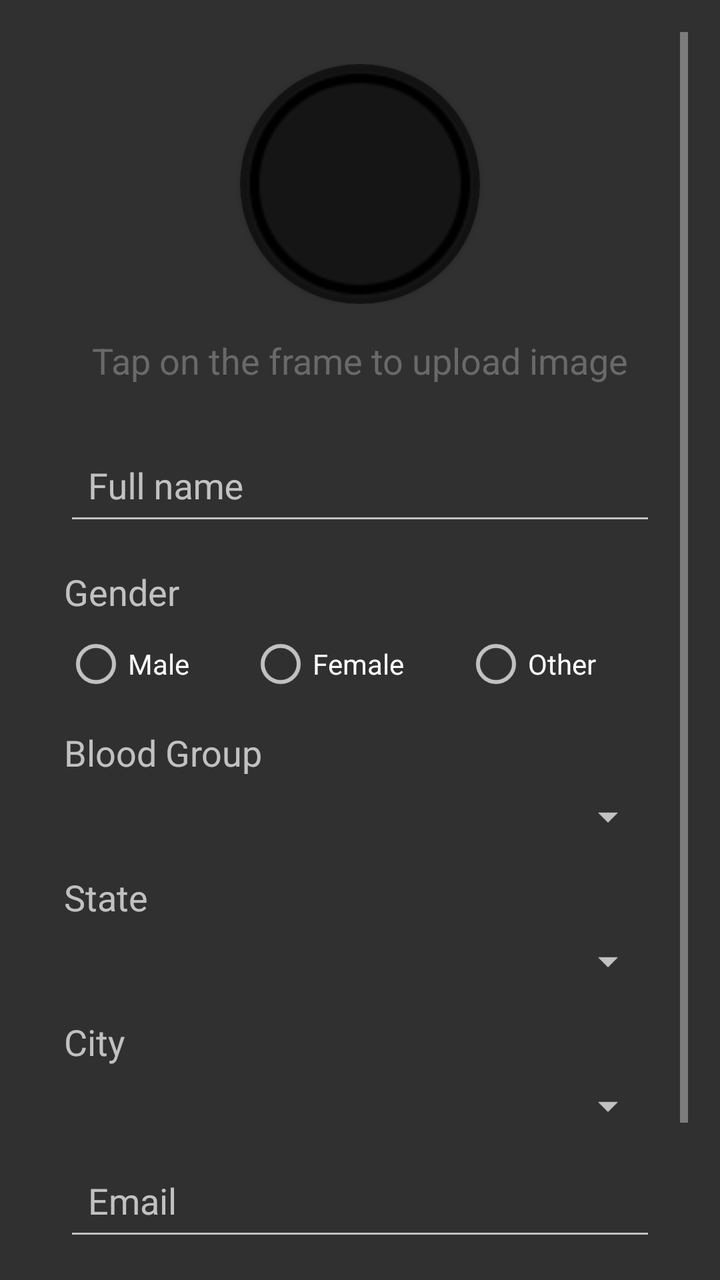
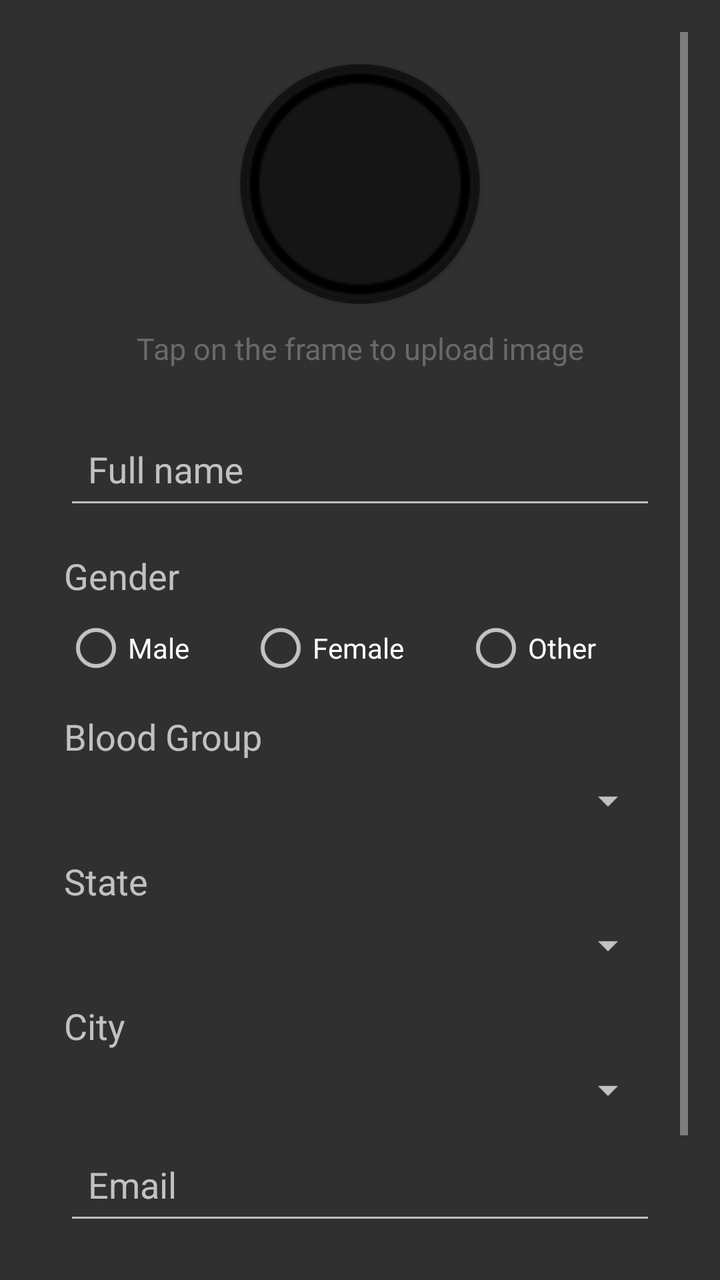

Before-and-after screenshots of an Android layout around one commit, followed by the original layout XML and the change that was made.
<!-- AndroidManifest.xml: application theme Theme.AppCompat -->
<!-- res/layout/fragment_reg1.xml -->
<?xml version="1.0" encoding="utf-8"?>
<ScrollView xmlns:android="http://schemas.android.com/apk/res/android"
    xmlns:app="http://schemas.android.com/apk/res-auto"
    xmlns:tools="http://schemas.android.com/tools"
    android:layout_width="match_parent"
    android:layout_height="match_parent"
    android:padding="16dp">

    <LinearLayout
        android:layout_width="match_parent"
        android:layout_height="match_parent"
        android:orientation="vertical"
        android:padding="16dp"
        tools:context=".FragmentReg1">
        
        <FrameLayout
            android:layout_width="match_parent"
            android:layout_height="wrap_content"
            android:gravity="center_horizontal">

            
            <androidx.cardview.widget.CardView
                android:layout_width="120dp"
                android:layout_height="120dp"
                android:layout_gravity="center"
                android:layout_marginTop="0dp"
                app:cardBackgroundColor="#88000000"
                app:cardCornerRadius="60dp"
                app:cardElevation="2dp"
                app:layout_constraintDimensionRatio="h,1:1"
                app:layout_constraintEnd_toEndOf="parent"
                app:layout_constraintStart_toStartOf="parent"
                app:layout_constraintTop_toTopOf="parent">

                <ImageView
                    android:id="@+id/FullNameIcon"
                    android:layout_width="match_parent"
                    android:layout_height="match_parent"
                    android:contentDescription="Profile Picture"
                    android:scaleType="centerCrop"
                    android:src="@drawable/circular_frame" />
            </androidx.cardview.widget.CardView>

            <ProgressBar
                android:id="@+id/progressBar"
                android:layout_width="wrap_content"
                android:layout_height="wrap_content"
                android:layout_gravity="center"
                android:visibility="gone" />
        </FrameLayout>

        <TextView
            android:layout_width="match_parent"
            android:layout_height="wrap_content"
            android:layout_marginTop="16dp"
            android:gravity="center"
            android:text="Tap on the frame to upload image"
            android:textColor="#B0838383"
            android:textSize="18sp" />

        <com.google.android.material.textfield.TextInputLayout
            android:layout_width="match_parent"
            android:layout_height="wrap_content"
            android:layout_marginTop="16dp">

            <com.google.android.material.textfield.TextInputEditText
                android:id="@+id/FullName"
                android:layout_width="match_parent"
                android:layout_height="wrap_content"
                android:hint="Full name"
                android:padding="12dp" />

        </com.google.android.material.textfield.TextInputLayout>

        
        <TextView
            android:layout_width="match_parent"
            android:layout_height="wrap_content"
            android:layout_marginTop="16dp"
            android:text="Gender"
            android:textSize="18sp" />

        <RadioGroup
            android:id="@+id/radioGroupGender"
            android:layout_width="match_parent"
            android:layout_height="wrap_content"
            android:layout_marginTop="8dp"
            android:orientation="horizontal">

            <RadioButton
                android:layout_width="wrap_content"
                android:layout_height="wrap_content"
                android:layout_weight="1"
                android:text="Male"
                tools:ignore="TouchTargetSizeCheck" />

            <RadioButton
                android:layout_width="wrap_content"
                android:layout_height="wrap_content"
                android:layout_weight="1"
                android:text="Female"
                tools:ignore="TouchTargetSizeCheck" />

            <RadioButton
                android:layout_width="wrap_content"
                android:layout_height="wrap_content"
                android:layout_weight="1"
                android:text="Other"
                tools:ignore="TouchTargetSizeCheck" />
        </RadioGroup>

        
        <TextView
            android:layout_width="match_parent"
            android:layout_height="wrap_content"
            android:layout_marginTop="16dp"
            android:text="Blood Group"
            android:textSize="18sp" />

        <Spinner
            android:id="@+id/spinnerBloodGroup"
            android:layout_width="match_parent"
            android:layout_height="wrap_content"
            android:layout_marginTop="8dp"
            tools:ignore="TouchTargetSizeCheck" />
        
        <TextView
            android:layout_width="match_parent"
            android:layout_height="wrap_content"
            android:layout_marginTop="16dp"
            android:text="State"
            android:textSize="18sp" />

        <Spinner
            android:id="@+id/spinnerState2"
            android:layout_width="match_parent"
            android:layout_height="wrap_content"
            android:layout_marginTop="8dp"
            tools:ignore="TouchTargetSizeCheck" />

        
        <TextView
            android:layout_width="match_parent"
            android:layout_height="wrap_content"
            android:layout_marginTop="16dp"
            android:text="City"
            android:textSize="18sp" />

        <Spinner
            android:id="@+id/spinnerCity2"
            android:layout_width="match_parent"
            android:layout_height="wrap_content"
            android:layout_marginTop="8dp"
            tools:ignore="TouchTargetSizeCheck" />
        
        <com.google.android.material.textfield.TextInputLayout
            android:layout_width="match_parent"
            android:layout_height="wrap_content"
            android:layout_marginTop="1dp">

            <com.google.android.material.textfield.TextInputEditText
                android:id="@+id/etEmail"
                android:layout_width="match_parent"
                android:layout_height="wrap_content"
                android:hint="Email"
                android:inputType="textEmailAddress"
                android:padding="12dp" />
        </com.google.android.material.textfield.TextInputLayout>

        <com.google.android.material.button.MaterialButton
            android:id="@+id/btnNextStep1"
            style="@style/Widget.MaterialComponents.Button"
            android:layout_width="wrap_content"
            android:layout_height="wrap_content"
            android:layout_gravity="center_horizontal"
            android:layout_marginTop="24dp"
            android:text="Next"
            android:textSize="18sp" />

        <FrameLayout
            android:layout_width="match_parent"
            android:layout_height="match_parent"
            android:layout_gravity="center_horizontal" />
    </LinearLayout>
</ScrollView>
<!-- resources referenced by this layout -->
<resources>
  <!-- drawable circular_frame: png bitmap (drawable, 1840 bytes) -->
</resources>

<!-- the commit's change to res/layout/fragment_reg1.xml (unified diff, before → after) -->
@@ -52,11 +52,11 @@
         <TextView
             android:layout_width="match_parent"
             android:layout_height="wrap_content"
-            android:layout_marginTop="16dp"
+            android:layout_marginTop="12dp"
             android:gravity="center"
             android:text="Tap on the frame to upload image"
             android:textColor="#B0838383"
-            android:textSize="18sp" />
+            android:textSize="15sp" />
 
         <com.google.android.material.textfield.TextInputLayout
             android:layout_width="match_parent"
